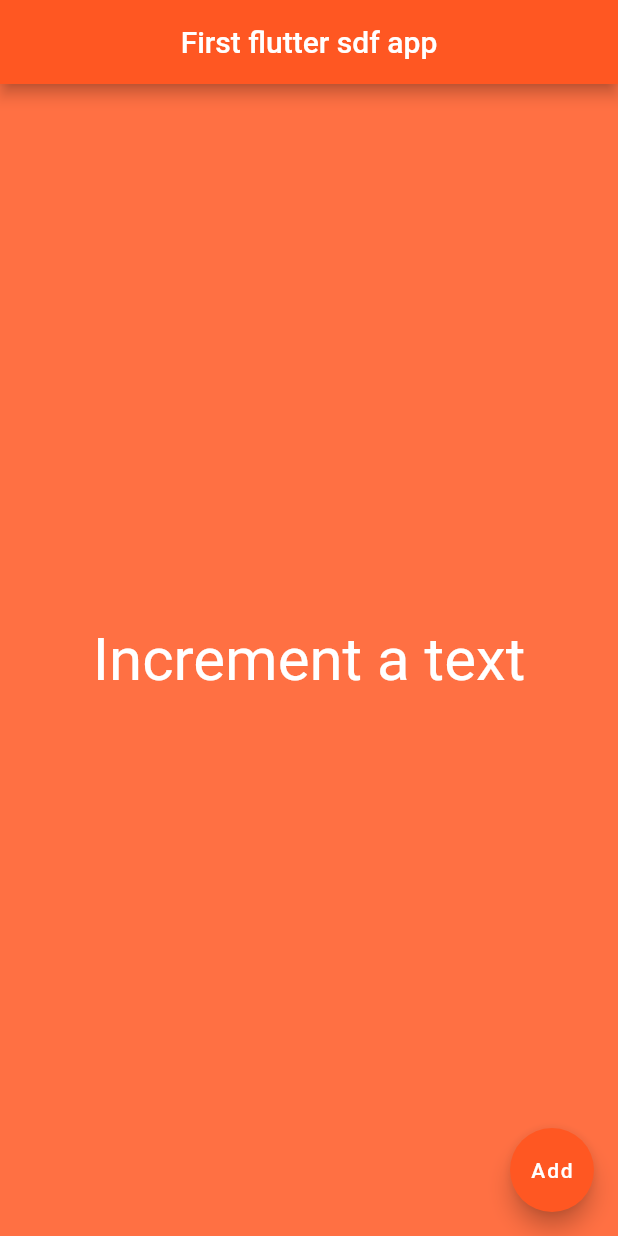
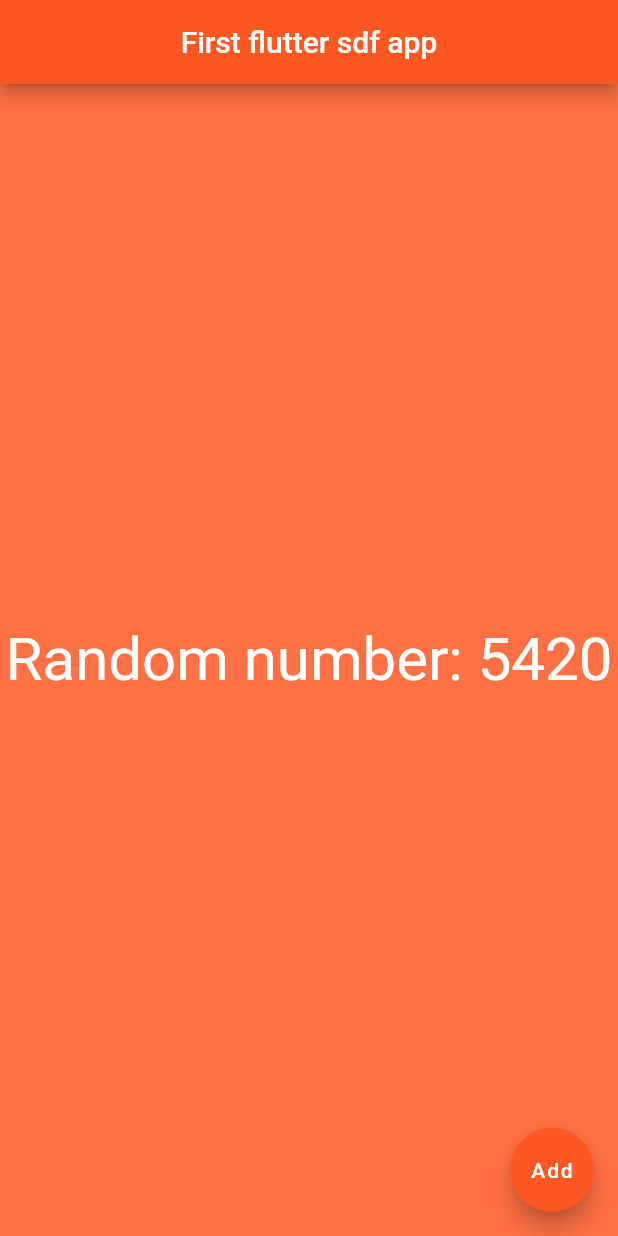
Before and after one commit to borebrian/flutter_app, a Flutter app: the screen it shows after launch, on a phone screen of 412 x 824 dp. Run offline on Flutter 3.47's test engine with Material 2 defaults, Android fonts, the phone set to English and light mode, and no system bars.

Commit message:
Flutter lesson2

```diff
--- a/lib/main.dart
+++ b/lib/main.dart
@@ -1,8 +1,19 @@
+import 'dart:math';
+
+import 'package:flutter/cupertino.dart';
 import 'package:flutter/material.dart';
+import 'package:flutterapp/screens/screen_1.dart';
 
-void main() => runApp(
+void main() =>
+runApp(new myapp());
 
+class myapp extends StatelessWidget {
+  @override
+  Widget build(BuildContext context) {
+    // TODO: implement build
+    return
       MaterialApp(
+        debugShowCheckedModeBanner: false,
         title: "Fuela",
         home: Scaffold(
           appBar: AppBar(
@@ -11,29 +22,12 @@ void main() => runApp(
             centerTitle: true,
             backgroundColor: Colors.deepOrange,
           ),
-   body: Material(
-     color: Colors.deepOrange[400],
-     child:Center(
-       child: Text(
-         "Increment a text",
-           textDirection: TextDirection.rtl,
-       style: TextStyle(
-         color: Colors.white,
-         fontSize: 40,
-
-       ),
-
-     ),
-     ),
-
-   ),
+          body: FirstScreen(),
           floatingActionButton: FloatingActionButton(
-     onPressed: (){
+            onPressed: () {
 
             },
-     child:Text("Add"),
-
-
+            child: Text("Add"),
 
 
             backgroundColor: Colors.deepOrange,
@@ -42,4 +36,8 @@ void main() => runApp(
         ),
 
 
-));
+      );
+  }
+
+
+}
--- /dev/null
+++ b/lib/screens/screen_1.dart
@@ -0,0 +1,30 @@
+import 'dart:math';
+
+import 'package:flutter/material.dart';
+
+class FirstScreen extends StatelessWidget{
+  @override
+  Widget build(BuildContext context) {
+
+    return Material(
+      color: Colors.deepOrange[400],
+      child: Center(
+        child: Text(
+          "Random number: ${genRandom()}",
+          textDirection: TextDirection.rtl,
+          style: TextStyle(
+            color: Colors.white.withOpacity(1),
+            fontSize: 40,
+//            decorationStyle: TextDecorationStyle.wavy,
+//            decoration: TextDecoration.underline,
+          ),
+        ),
+      ),
+    );
+  }
+  int genRandom(){
+    var rand=Random();
+    var x= rand.nextInt(7000);
+    return x;
+  }
+}
```
Also changed, not shown: 1 other file. Lines whose indentation alone changed are shown as unchanged.
